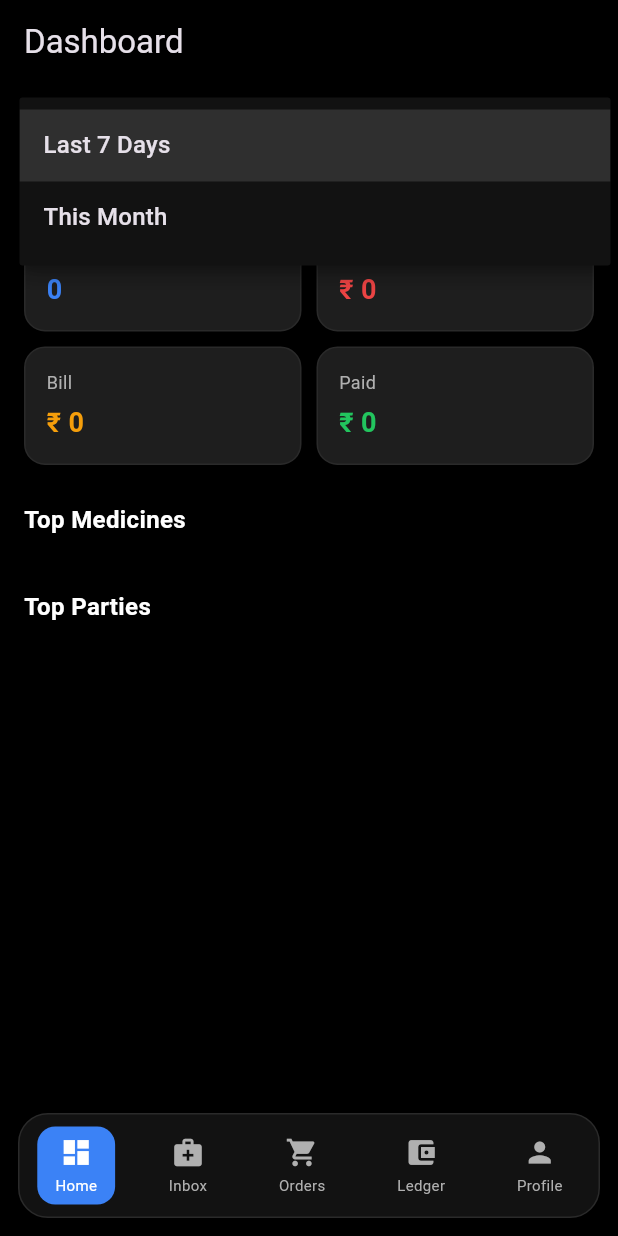
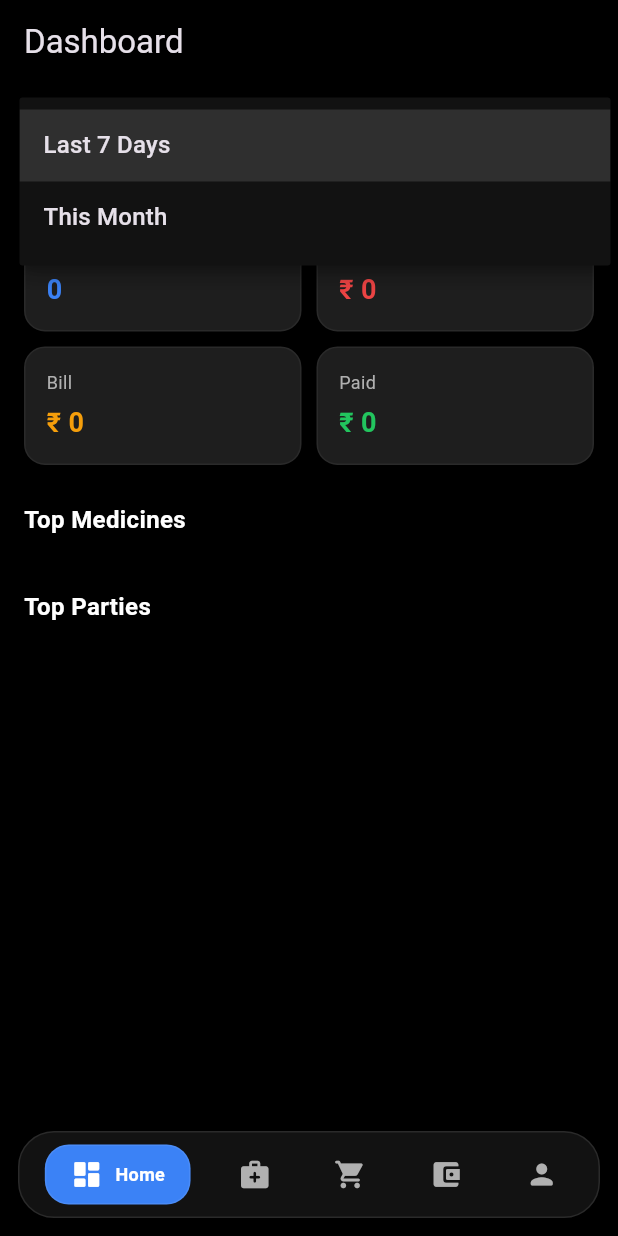
Before and after one commit to lordluci4er/MOSM-V2, a Flutter app: the screen it shows once a user with an empty profile is signed in, after a tap on "Last 7 Days", on a phone screen of 412 x 824 dp. Run offline on Flutter 3.47's test engine with Material 3 defaults, Android fonts, the phone set to English and light mode, and no system bars; our stand-ins replace dio, firebase_auth, firebase_core, flutter_riverpod, google_sign_in; accounts and stored records are empty; network calls fail.

Commit message:
MOSM v1.8.0: premium navigation + swipe UI upgrade

```diff
--- a/mosm/lib/core/navigation/main_screen.dart
+++ b/mosm/lib/core/navigation/main_screen.dart
@@ -17,6 +17,9 @@ class MainScreen extends StatefulWidget {
 class _MainScreenState extends State<MainScreen> {
   int currentIndex = 0;
 
+  /// 🔥 PAGE CONTROLLER
+  final PageController _pageController = PageController();
+
   final screens = [
     const DashboardScreen(),
     const InboxScreen(),
@@ -30,68 +33,149 @@ class _MainScreenState extends State<MainScreen> {
   ];
 
   @override
+  void dispose() {
+    _pageController.dispose();
+    super.dispose();
+  }
+
+  @override
   Widget build(BuildContext context) {
     return Scaffold(
       backgroundColor: AppColors.black,
 
-      body: AnimatedSwitcher(
-        duration: const Duration(milliseconds: 300),
-        child: screens[currentIndex],
+      /// 🔥 SWIPE NAVIGATION ENABLED
+      body: PageView(
+        controller: _pageController,
+
+        /// 👇 Smooth iOS-like feel
+        physics: const BouncingScrollPhysics(),
+
+        /// 🔥 sync bottom nav
+        onPageChanged: (index) {
+          setState(() => currentIndex = index);
+        },
+
+        children: screens,
       ),
 
+      /// 🔥 PREMIUM BOTTOM NAV
       bottomNavigationBar: Container(
         margin: const EdgeInsets.all(12),
-        padding: const EdgeInsets.symmetric(vertical: 8),
+        padding: const EdgeInsets.symmetric(
+          vertical: 8,
+          horizontal: 6,
+        ),
         decoration: BoxDecoration(
           color: AppColors.dark,
-          borderRadius: BorderRadius.circular(20),
-          border: Border.all(color: AppColors.border),
+          borderRadius: BorderRadius.circular(24),
+          border: Border.all(
+            color: AppColors.border,
           ),
+          boxShadow: [
+            BoxShadow(
+              color: Colors.black.withOpacity(0.35),
+              blurRadius: 18,
+              offset: const Offset(0, 8),
+            ),
+          ],
+        ),
+
+        child: SafeArea(
+          top: false,
           child: Row(
-          mainAxisAlignment: MainAxisAlignment.spaceAround,
+            mainAxisAlignment:
+                MainAxisAlignment.spaceAround,
             children: [
-            _navItem(Icons.dashboard, "Home", 0),
-            _navItem(Icons.medical_services, "Inbox", 1),
-            _navItem(Icons.shopping_cart, "Orders", 2),
-            _navItem(Icons.account_balance_wallet, "Ledger", 3),
-            _navItem(Icons.person, "Profile", 4),
+              _navItem(Icons.dashboard_rounded, "Home", 0),
+              _navItem(Icons.medical_services_rounded,
+                  "Inbox", 1),
+              _navItem(Icons.shopping_cart_rounded,
+                  "Orders", 2),
+              _navItem(Icons.account_balance_wallet_rounded,
+                  "Ledger", 3),
+              _navItem(Icons.person_rounded, "Profile", 4),
             ],
+          ),
         ),
       ),
     );
   }
 
-  Widget _navItem(IconData icon, String label, int index) {
+  /// =====================================================
+  /// 🔥 NAV ITEM
+  /// =====================================================
+  Widget _navItem(
+    IconData icon,
+    String label,
+    int index,
+  ) {
     final isSelected = currentIndex == index;
 
     return GestureDetector(
       onTap: () {
         setState(() => currentIndex = index);
+
+        /// 🔥 PAGE ANIMATION
+        _pageController.animateToPage(
+          index,
+          duration: const Duration(milliseconds: 350),
+          curve: Curves.easeInOut,
+        );
       },
+
       child: AnimatedContainer(
         duration: const Duration(milliseconds: 250),
-        padding: const EdgeInsets.symmetric(horizontal: 12, vertical: 6),
+        curve: Curves.easeInOut,
+
+        padding: EdgeInsets.symmetric(
+          horizontal: isSelected ? 16 : 10,
+          vertical: 8,
+        ),
+
         decoration: BoxDecoration(
-          color: isSelected ? AppColors.primary : Colors.transparent,
-          borderRadius: BorderRadius.circular(12),
+          color: isSelected
+              ? AppColors.primary
+              : Colors.transparent,
+
+          borderRadius: BorderRadius.circular(16),
+
+          border: isSelected
+              ? Border.all(
+                  color: Colors.white.withOpacity(0.08),
+                )
+              : null,
         ),
-        child: Column(
-          mainAxisSize: MainAxisSize.min,
+
+        child: AnimatedSwitcher(
+          duration: const Duration(milliseconds: 250),
+
+          child: Row(
+            key: ValueKey(isSelected),
+
             children: [
               Icon(
                 icon,
                 size: 22,
-              color: isSelected ? Colors.white : AppColors.grey,
+                color: isSelected
+                    ? Colors.white
+                    : AppColors.grey,
               ),
-            const SizedBox(height: 4),
+
+              /// 🔥 SHOW LABEL ONLY WHEN ACTIVE
+              if (isSelected) ...[
+                const SizedBox(width: 8),
+
                 Text(
                   label,
-              style: TextStyle(
-                fontSize: 10,
-                color: isSelected ? Colors.white : AppColors.grey,
+                  style: const TextStyle(
+                    fontSize: 12,
+                    fontWeight: FontWeight.w600,
+                    color: Colors.white,
                   ),
                 ),
+              ]
             ],
+          ),
         ),
       ),
     );
```
Lines whose indentation alone changed are shown as unchanged.
